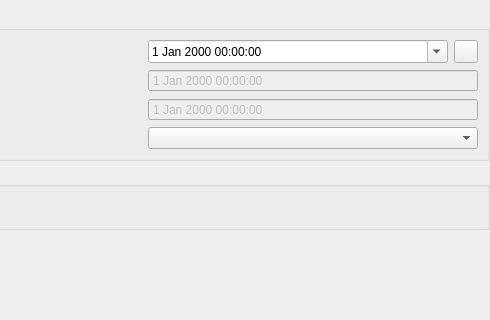
Above: src/ui/mesh/qgsmeshlayerpropertiesbase.ui from qgis/QGIS before the change; both pictures show x 325 to 815 and y 0 to 320 of the 815 by 557 pixel window. Below: the same form after it.
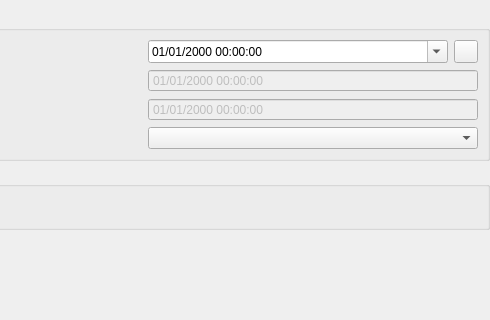
That is the form after the change. The open tabs and pages were chosen to show the change. Icons and pictures are not drawn. Custom widgets are drawn as their Qt base class.

Commit message: display seconds in mesh layer properties

The edit to the form file:
```diff
--- a/src/ui/mesh/qgsmeshlayerpropertiesbase.ui
+++ b/src/ui/mesh/qgsmeshlayerpropertiesbase.ui
@@ -654,6 +654,9 @@
                 <property name="toolTip">
                  <string>Reference time used to render mesh dataset when using temporal range or temporal animation</string>
                 </property>
+                <property name="displayFormat">
+                 <string>dd/MM/yyyy HH:mm:ss</string>
+                </property>
                 <property name="calendarPopup">
                  <bool>true</bool>
                 </property>
@@ -700,6 +703,9 @@
                 <property name="buttonSymbols">
                  <enum>QAbstractSpinBox::NoButtons</enum>
                 </property>
+                <property name="displayFormat">
+                 <string>dd/MM/yyyy HH:mm:ss</string>
+                </property>
                </widget>
               </item>
               <item row="2" column="0">
@@ -732,6 +738,9 @@
                 <property name="showGroupSeparator" stdset="0">
                  <bool>false</bool>
                 </property>
+                <property name="displayFormat">
+                 <string>dd/MM/yyyy HH:mm:ss</string>
+                </property>
                 <property name="timeSpec">
                  <enum>Qt::UTC</enum>
                 </property>
```
